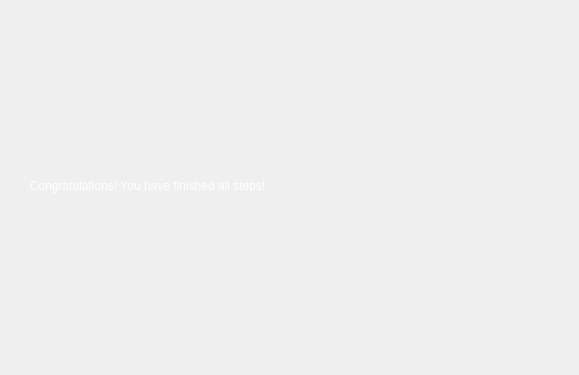
pars-linux/uludag, file kde4/kaptan4/src/gui/goodbyeWidget.ui: the form before one commit.
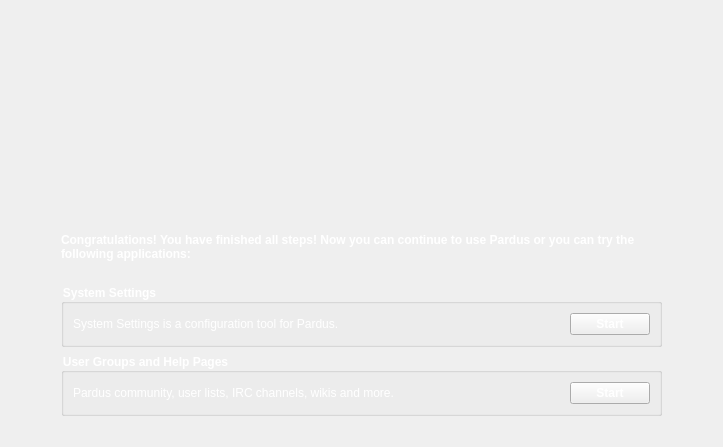
The form after the commit.

Commit message: system settings & help pages for goodbye screen

The edit to the form file:
```diff
--- a/kde4/kaptan4/src/gui/goodbyeWidget.ui
+++ b/kde4/kaptan4/src/gui/goodbyeWidget.ui
@@ -6,8 +6,8 @@
    <rect>
     <x>0</x>
     <y>0</y>
-    <width>579</width>
-    <height>375</height>
+    <width>723</width>
+    <height>447</height>
    </rect>
   </property>
   <property name="windowTitle">
@@ -16,68 +16,201 @@
   <property name="styleSheet">
    <string notr="true">color: white</string>
   </property>
-  <widget class="QWidget" name="layoutWidget">
-   <property name="geometry">
-    <rect>
-     <x>30</x>
-     <y>20</y>
-     <width>501</width>
-     <height>331</height>
-    </rect>
-   </property>
-   <layout class="QGridLayout" name="gridLayout_2">
-    <item row="0" column="0">
-     <layout class="QGridLayout" name="gridLayout">
-      <item row="0" column="0">
+  <layout class="QGridLayout" name="gridLayout_3">
+   <item row="0" column="1">
+    <widget class="QLabel" name="label">
+     <property name="text">
+      <string/>
+     </property>
+    </widget>
+   </item>
+   <item row="0" column="2">
        <spacer name="verticalSpacer_2">
         <property name="orientation">
          <enum>Qt::Vertical</enum>
         </property>
+     <property name="sizeType">
+      <enum>QSizePolicy::Fixed</enum>
+     </property>
         <property name="sizeHint" stdset="0">
          <size>
-          <width>18</width>
-          <height>78</height>
+       <width>20</width>
+       <height>20</height>
          </size>
         </property>
        </spacer>
       </item>
       <item row="1" column="0">
+    <spacer name="horizontalSpacer_3">
+     <property name="orientation">
+      <enum>Qt::Horizontal</enum>
+     </property>
+     <property name="sizeHint" stdset="0">
+      <size>
+       <width>54</width>
+       <height>20</height>
+      </size>
+     </property>
+    </spacer>
+   </item>
+   <item row="1" column="1" colspan="2">
+    <layout class="QVBoxLayout" name="verticalLayout">
+     <item>
        <widget class="QLabel" name="labelGoodbye">
         <property name="frameShadow">
          <enum>QFrame::Raised</enum>
         </property>
         <property name="text">
-         <string>Congratulations! You have finished all steps!</string>
+        <string>&lt;!DOCTYPE HTML PUBLIC &quot;-//W3C//DTD HTML 4.0//EN&quot; &quot;http://www.w3.org/TR/REC-html40/strict.dtd&quot;&gt;
+&lt;html&gt;&lt;head&gt;&lt;meta name=&quot;qrichtext&quot; content=&quot;1&quot; /&gt;&lt;style type=&quot;text/css&quot;&gt;
+p, li { white-space: pre-wrap; }
+&lt;/style&gt;&lt;/head&gt;&lt;body style=&quot; font-family:'Droid Sans'; font-size:10pt; font-weight:400; font-style:normal;&quot;&gt;
+&lt;p style=&quot; margin-top:0px; margin-bottom:0px; margin-left:0px; margin-right:0px; -qt-block-indent:0; text-indent:0px;&quot;&gt;&lt;span style=&quot; font-size:9pt; font-weight:600;&quot;&gt;Congratulations! You have finished all steps! Now you can continue to use Pardus or you can try the following applications:&lt;/span&gt;&lt;/p&gt;&lt;/body&gt;&lt;/html&gt;</string>
         </property>
         <property name="wordWrap">
          <bool>true</bool>
         </property>
        </widget>
       </item>
-      <item row="2" column="0">
-       <spacer name="verticalSpacer">
+     <item>
+      <widget class="QGroupBox" name="groupBox">
+       <property name="font">
+        <font>
+         <weight>75</weight>
+         <bold>true</bold>
+         <underline>false</underline>
+         <strikeout>false</strikeout>
+        </font>
+       </property>
+       <property name="title">
+        <string>System Settings</string>
+       </property>
+       <property name="alignment">
+        <set>Qt::AlignLeading|Qt::AlignLeft|Qt::AlignTop</set>
+       </property>
+       <property name="flat">
+        <bool>false</bool>
+       </property>
+       <property name="checkable">
+        <bool>false</bool>
+       </property>
+       <layout class="QGridLayout" name="gridLayout">
+        <item row="0" column="0">
+         <widget class="QLabel" name="labelSystemSettings">
+          <property name="text">
+           <string>System Settings is a configuration tool for Pardus.</string>
+          </property>
+         </widget>
+        </item>
+        <item row="0" column="1">
+         <spacer name="horizontalSpacer">
+          <property name="orientation">
+           <enum>Qt::Horizontal</enum>
+          </property>
+          <property name="sizeHint" stdset="0">
+           <size>
+            <width>234</width>
+            <height>20</height>
+           </size>
+          </property>
+         </spacer>
+        </item>
+        <item row="0" column="2">
+         <widget class="QPushButton" name="buttonSystemSettings">
+          <property name="font">
+           <font>
+            <weight>75</weight>
+            <bold>true</bold>
+           </font>
+          </property>
+          <property name="text">
+           <string>Start</string>
+          </property>
+         </widget>
+        </item>
+       </layout>
+      </widget>
+     </item>
+     <item>
+      <widget class="QGroupBox" name="groupBox_2">
+       <property name="font">
+        <font>
+         <weight>75</weight>
+         <bold>true</bold>
+        </font>
+       </property>
+       <property name="title">
+        <string>User Groups and Help Pages</string>
+       </property>
+       <layout class="QGridLayout" name="gridLayout_2">
+        <item row="0" column="0">
+         <widget class="QLabel" name="labelHelpPages">
+          <property name="text">
+           <string>Pardus community, user lists, IRC channels, wikis and more.</string>
+          </property>
+         </widget>
+        </item>
+        <item row="0" column="1">
+         <spacer name="horizontalSpacer_2">
+          <property name="orientation">
+           <enum>Qt::Horizontal</enum>
+          </property>
+          <property name="sizeHint" stdset="0">
+           <size>
+            <width>176</width>
+            <height>20</height>
+           </size>
+          </property>
+         </spacer>
+        </item>
+        <item row="0" column="2">
+         <widget class="QPushButton" name="buttonHelpPages">
+          <property name="font">
+           <font>
+            <weight>75</weight>
+            <bold>true</bold>
+           </font>
+          </property>
+          <property name="text">
+           <string>Start</string>
+          </property>
+         </widget>
+        </item>
+       </layout>
+      </widget>
+     </item>
+    </layout>
+   </item>
+   <item row="1" column="3">
+    <spacer name="horizontalSpacer_4">
+     <property name="orientation">
+      <enum>Qt::Horizontal</enum>
+     </property>
+     <property name="sizeHint" stdset="0">
+      <size>
+       <width>54</width>
+       <height>20</height>
+      </size>
+     </property>
+    </spacer>
+   </item>
+   <item row="2" column="2">
+    <spacer name="verticalSpacer_3">
         <property name="orientation">
          <enum>Qt::Vertical</enum>
         </property>
+     <property name="sizeType">
+      <enum>QSizePolicy::Fixed</enum>
+     </property>
         <property name="sizeHint" stdset="0">
          <size>
-          <width>38</width>
-          <height>88</height>
+       <width>20</width>
+       <height>20</height>
          </size>
         </property>
        </spacer>
       </item>
      </layout>
-    </item>
-    <item row="0" column="1">
-     <widget class="QLabel" name="label">
-      <property name="text">
-       <string/>
-      </property>
-     </widget>
-    </item>
-   </layout>
-  </widget>
  </widget>
  <resources/>
  <connections/>
```
Lines whose indentation alone changed are shown as unchanged. The commit also changes 2 other files.
